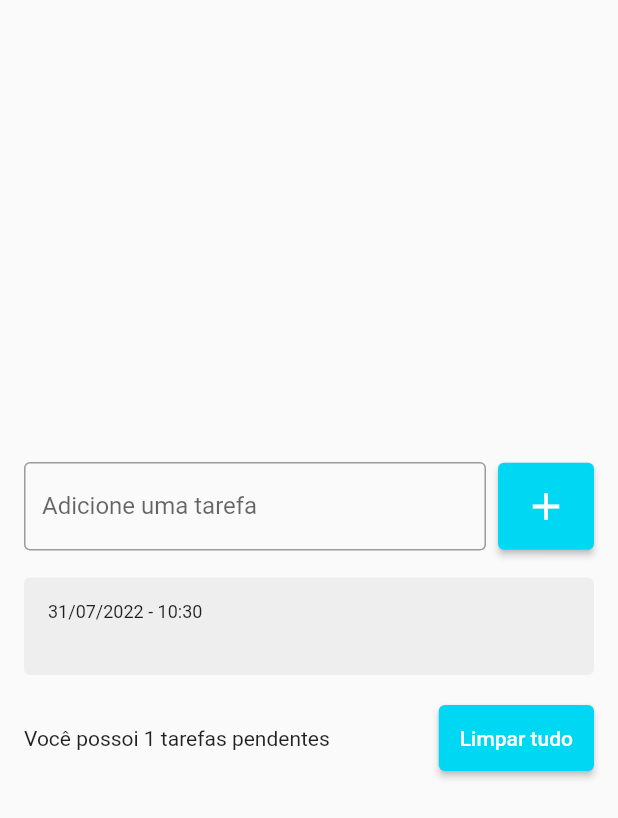
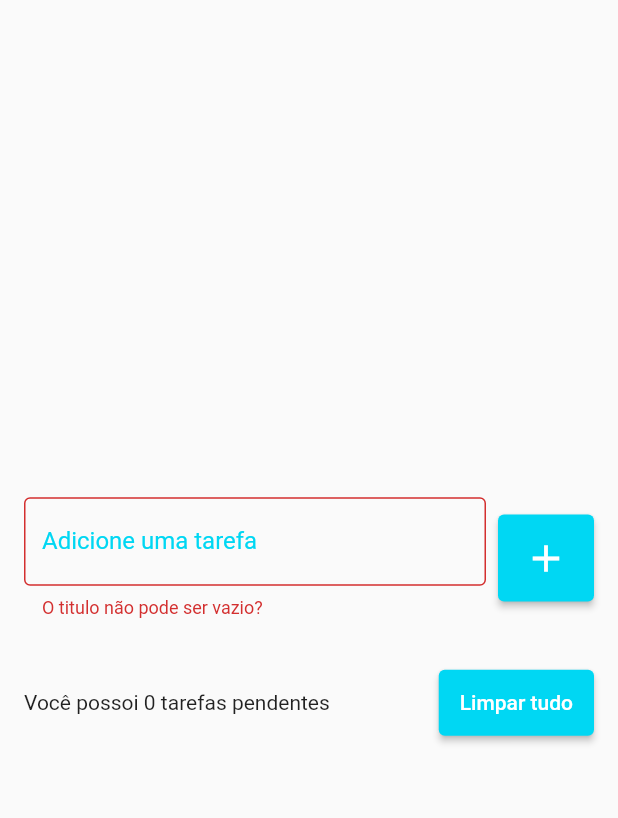
Before and after one commit to caneto/Projeto-de-Estudos-2-Flutter, a Flutter app: the screen it shows after launch, after a tap on the "add" icon, on a phone screen of 412 x 824 dp. Shown: the top 818 px of the screen. Run offline on Flutter 3.47's test engine with Material 2 defaults, Android fonts, the phone set to English and light mode, and no system bars; drawn by our look-alikes of flutter_slidable; our stand-ins replace shared_preferences.

Commit message:
Versão Final

```diff
--- a/lib/models/todo.dart
+++ b/lib/models/todo.dart
@@ -2,13 +2,15 @@
 
   Todo({required this.title,required this.dateTime});
 
+  Todo.fromJson(Map<String,dynamic> json) : title = json['title'],
+                                            dateTime = DateTime.parse(json['datetime']);
   String title;
   DateTime dateTime;
 
   Map<String, dynamic>toJson() {
     return {
       'title':title,
-      'datetime': dateTime.toIso8601String(),
+      'datetime':dateTime.toIso8601String(),
     };
   }
 }
--- a/lib/pages/tudo_list_page.dart
+++ b/lib/pages/tudo_list_page.dart
@@ -18,6 +18,19 @@
   Todo? deletedTodo;
   int? deletedTodoPos;
 
+  String? errorText;
+
+  @override
+  void initState() {
+    super.initState();
+
+    todoRepository.getTodoList().then((value) {
+      setState(() {
+        todos = value;
+      });
+    });
+  }
+
   @override
   Widget build(BuildContext context) {
     return SafeArea(
@@ -31,10 +44,20 @@
                     Expanded(
                       child: TextField(
                         controller: todoController,
-                        decoration: const InputDecoration(
+                        decoration: InputDecoration(
                           border: OutlineInputBorder(),
                           labelText: "Adicione uma tarefa",
                           hintText: "Ex: Digitar dados",
+                          errorText: errorText,
+                          focusedBorder: OutlineInputBorder(
+                            borderSide: BorderSide(
+                              color: Color(0xff00d7f3),
+                              width: 2,
+                            )
+                          ),
+                          labelStyle: TextStyle(
+                            color: Color(0xff00d7f3),
+                          )
                         ),
                       ),
                     ),
@@ -44,12 +67,21 @@
                     ElevatedButton(
                       onPressed: () {
                         String text = todoController.text;
+
+                        if(text.isEmpty) {
+                          setState(() {
+                            errorText = "O titulo não pode ser vazio?";
+                          });
+                          return;
+                        }
+
                         setState(() {
                           Todo newTodo = Todo(
                             title: text,
                             dateTime: DateTime.now(),
                           );
                           todos.add(newTodo);
+                          errorText = null;
                         });
                         todoController.clear();
                         todoRepository.saveTodosList(todos);
@@ -110,6 +142,7 @@
     setState(() {
       todos.remove(todo);
     });
+    todoRepository.saveTodosList(todos);
 
     ScaffoldMessenger.of(context).clearSnackBars();
     ScaffoldMessenger.of(context).showSnackBar(
@@ -126,6 +159,7 @@
             setState(() {
               todos.insert(deletedTodoPos!, deletedTodo!);
             });
+            todoRepository.saveTodosList(todos);
           },
         ),
         duration: const Duration(seconds: 5),
@@ -164,5 +198,6 @@
     setState(() {
       todos.clear();
     });
+    todoRepository.saveTodosList(todos);
   }
 }
--- a/lib/repositories/todo_repository.dart
+++ b/lib/repositories/todo_repository.dart
@@ -4,17 +4,20 @@
 import 'package:listadetarefas/models/todo.dart';
 import 'package:shared_preferences/shared_preferences.dart';
 
+const TodoListKey = "todo.list";
+
 class TodoRepository {
+  late SharedPreferences sharedPreferences;
 
-  TodoRepository() {
-    SharedPreferences.getInstance().then((value) => sharedPreferences = value);
+  Future<List<Todo>> getTodoList() async {
+    sharedPreferences = await SharedPreferences.getInstance();
+    final String jsonString = sharedPreferences.getString(TodoListKey) ?? '[]';
+    final List jsonDecoded = json.decode(jsonString) as List;
+    return jsonDecoded.map((e) => Todo.fromJson(e)).toList();
   }
-
-  late SharedPreferences sharedPreferences;
 
   void saveTodosList(List<Todo> todos) {
     final jsonString = json.encode(todos);
-    sharedPreferences.setString("todo.list", jsonString);
-    print(jsonString);
+    sharedPreferences.setString(TodoListKey, jsonString);
   }
 }
```
